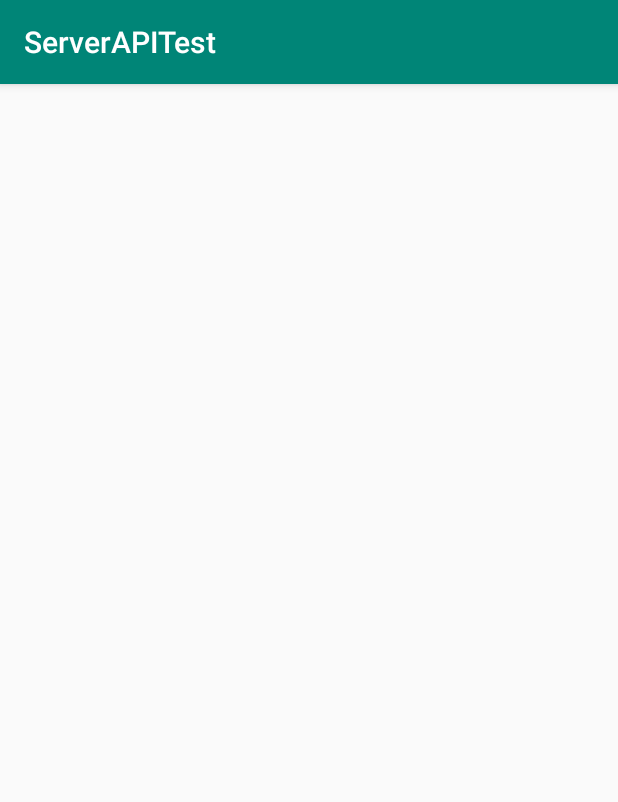
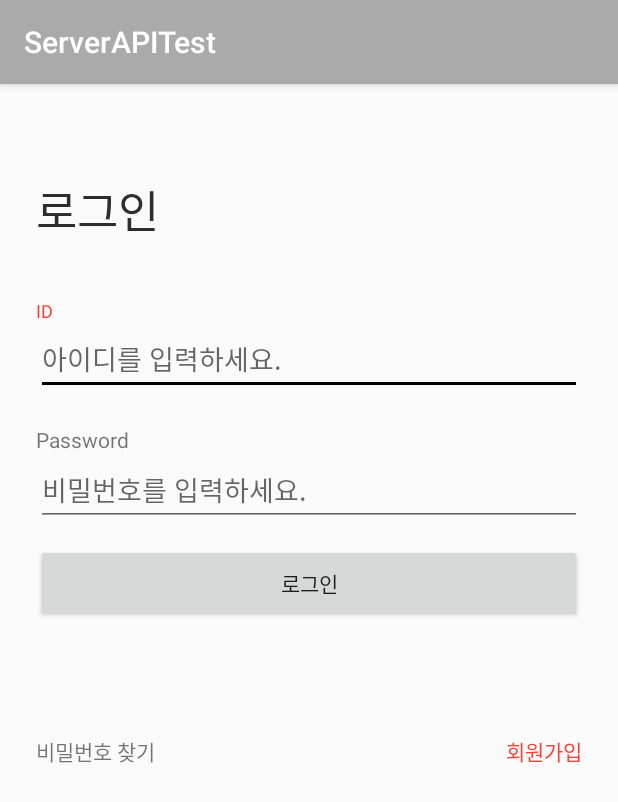
Before and after one commit to cho881020/ServerAPITest, an Android app: the screen it shows after launch (MainActivity), on a phone screen of 412 x 824 dp. Shown: the top 802 px of the screen. Run offline under Robolectric (Android 15) with nearby library versions, the phone set to English and light mode, and no system bars.

Commit message:
로그인 화면 그리기 완료

```diff
--- a/app/build.gradle
+++ b/app/build.gradle
@@ -25,4 +25,5 @@ dependencies {
     testImplementation 'junit:junit:4.12'
     androidTestImplementation 'com.android.support.test:runner:1.0.2'
     androidTestImplementation 'com.android.support.test.espresso:espresso-core:3.0.2'
+    implementation("com.squareup.okhttp3:okhttp:3.12.0")
 }
--- a/app/src/main/res/layout/activity_main.xml
+++ b/app/src/main/res/layout/activity_main.xml
@@ -5,7 +5,76 @@
     android:layout_width="match_parent"
     android:layout_height="match_parent"
     android:orientation="vertical"
-    tools:context=".MainActivity">
+    tools:context=".MainActivity"
+    android:paddingLeft="24dp"
+    android:paddingRight="24dp">
+
+    <TextView
+        android:layout_width="wrap_content"
+        android:layout_height="wrap_content"
+        android:text="로그인"
+        android:textSize="30sp"
+        android:textColor="@color/textBlack"
+        android:layout_marginTop="61dp"/>
+
+
+    <TextView
+        android:layout_marginTop="36dp"
+        android:layout_width="wrap_content"
+        android:layout_height="wrap_content"
+        android:text="ID"
+        android:textSize="12sp"
+        android:textColor="@color/tomato"/>
+
+    <EditText
+        android:layout_width="match_parent"
+        android:layout_height="wrap_content"
+        android:hint="아이디를 입력하세요."
+        android:inputType="textEmailAddress"/>
+
+    <TextView
+        android:layout_marginTop="20dp"
+        android:layout_width="wrap_content"
+        android:layout_height="wrap_content"
+        android:text="Password"/>
+
+    <EditText
+        android:layout_width="match_parent"
+        android:layout_height="wrap_content"
+        android:hint="비밀번호를 입력하세요."
+        android:inputType="textPassword"/>
+
+    <Button
+        android:layout_marginTop="12dp"
+        android:layout_width="match_parent"
+        android:layout_height="52dp"
+        android:text="로그인"/>
+
+
+    <LinearLayout
+        android:layout_marginTop="75dp"
+        android:layout_width="match_parent"
+        android:layout_height="wrap_content">
+
+        <TextView
+            android:layout_width="wrap_content"
+            android:layout_height="wrap_content"
+            android:text="비밀번호 찾기"/>
+
+        <TextView
+            android:layout_width="0dp"
+            android:layout_height="wrap_content"
+            android:layout_weight="1"/>
+
+        <TextView
+            android:layout_width="wrap_content"
+            android:layout_height="wrap_content"
+            android:text="회원가입"
+            android:textColor="@color/tomato"/>
+
+    </LinearLayout>
+
+
 
 
 </LinearLayout>
--- a/app/src/main/res/values/colors.xml
+++ b/app/src/main/res/values/colors.xml
@@ -1,6 +1,11 @@
 <?xml version="1.0" encoding="utf-8"?>
 <resources>
-    <color name="colorPrimary">#008577</color>
-    <color name="colorPrimaryDark">#00574B</color>
-    <color name="colorAccent">#D81B60</color>
+    <color name="colorPrimary">#AAAAAA</color>
+    <color name="colorPrimaryDark">#000000</color>
+    <color name="colorAccent">#000000</color>
+
+
+    <color name="textBlack">#2d2d2d</color>
+    <color name="tomato">#f44336</color>
+
 </resources>
```
